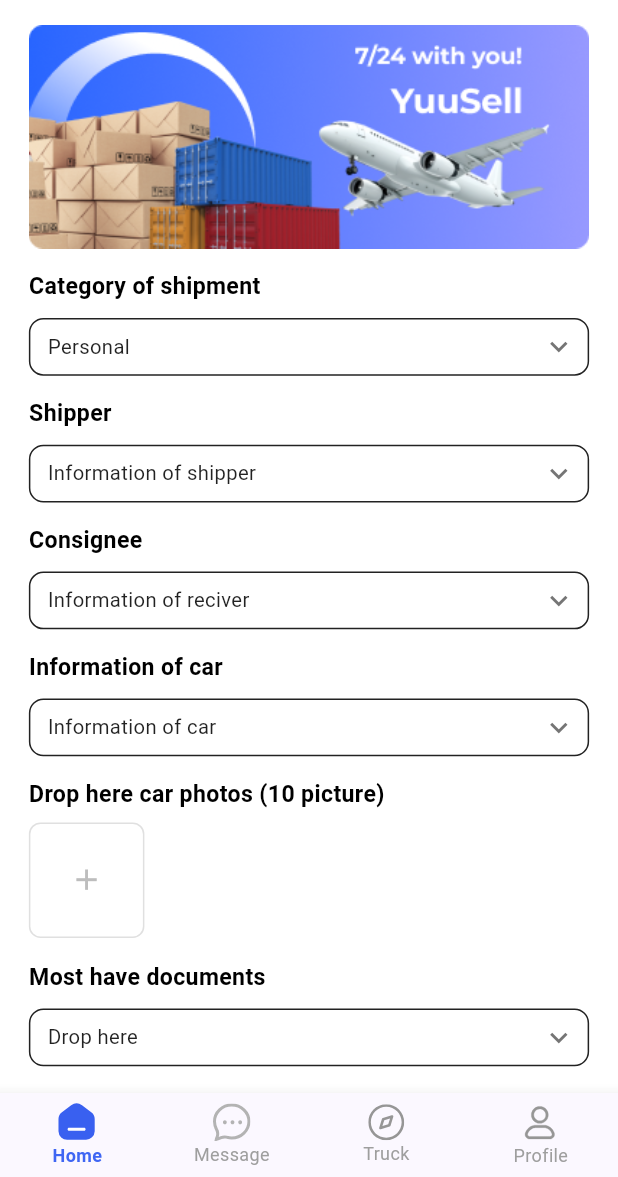
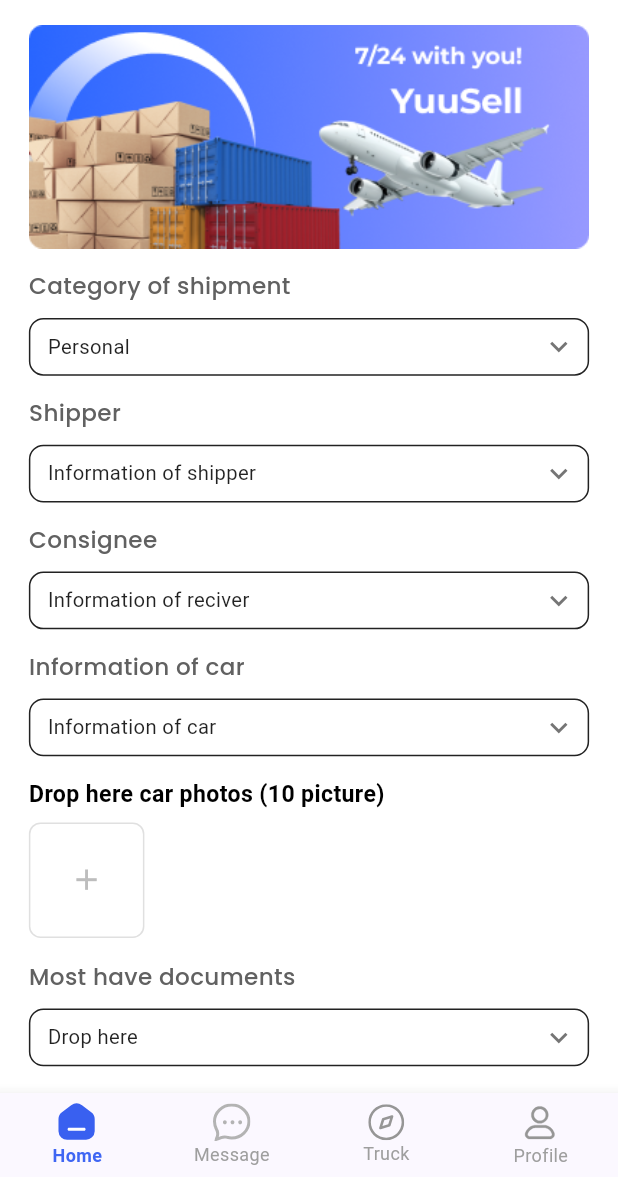
Before and after one commit to jasurbabajanow/yuu-sell-logistic, a Flutter app: the screen it shows after launch, after a tap on "TRUCK CARGO", on a phone screen of 412 x 824 dp, the part 59-1236 px from its top. Run offline on Flutter 3.47's test engine with Material 3 defaults, Android fonts, the phone set to English and light mode, and no system bars; our stand-ins replace flutter_svg, go_router, google_fonts, intl_phone_number_input, pinput, timelines_plus; network calls fail.

Commit message:
air cargo page optimized. yuu-sell payment screen file added but not completed

```diff
--- a/lib/core/theme/app_colors.dart
+++ b/lib/core/theme/app_colors.dart
@@ -8,4 +8,5 @@
   static const Color white = Color(0xffffffff);
   static const Color textFieldBorder = Color(0xffEBEBEB);
   static const Color textFieldTitle = Color(0xff696969);
+  static const Color formDataLabel = Color(0xff616161);
 }
--- a/lib/core/theme/app_font_styles.dart
+++ b/lib/core/theme/app_font_styles.dart
@@ -2,48 +2,39 @@
 import 'package:google_fonts/google_fonts.dart';
 
 class AppFontStyles {
-  static TextStyle s8w500(double ratio) => GoogleFonts.poppins(
-        fontWeight: FontWeight.w500,
-        fontSize: 8 * ratio,
-      );
+  static TextStyle s8w500(double ratio) =>
+      GoogleFonts.poppins(fontWeight: FontWeight.w500, fontSize: 8 * ratio);
 
-  static TextStyle s12w600(double ratio) => GoogleFonts.poppins(
-        fontWeight: FontWeight.w600,
-        fontSize: 12 * ratio,
-      );
+  static TextStyle s12w500(double ratio) =>
+      GoogleFonts.poppins(fontWeight: FontWeight.w500, fontSize: 12 * ratio);
 
-  static TextStyle s12w400(double ratio) => GoogleFonts.poppins(
-        fontWeight: FontWeight.w400,
-        fontSize: 12 * ratio,
-      );
+  static TextStyle s12w600(double ratio) =>
+      GoogleFonts.poppins(fontWeight: FontWeight.w600, fontSize: 12 * ratio);
 
-  static TextStyle s14w700(double ratio) => GoogleFonts.poppins(
-        fontWeight: FontWeight.w700,
-        fontSize: 14 * ratio,
-      );
+  static TextStyle s12w400(double ratio) =>
+      GoogleFonts.poppins(fontWeight: FontWeight.w400, fontSize: 12 * ratio);
 
-  static TextStyle s16w500(double ratio) => GoogleFonts.poppins(
-        fontWeight: FontWeight.w500,
-        fontSize: 16 * ratio,
-      );
+  static TextStyle s14w600(double ratio) =>
+      GoogleFonts.poppins(fontWeight: FontWeight.w600, fontSize: 14 * ratio);
 
-  static TextStyle s16w400(double ratio) => GoogleFonts.poppins(
-        fontWeight: FontWeight.w400,
-        fontSize: 16 * ratio,
-      );
+  static TextStyle s14w700(double ratio) =>
+      GoogleFonts.poppins(fontWeight: FontWeight.w700, fontSize: 14 * ratio);
 
-  static TextStyle s16w600(double ratio) => GoogleFonts.poppins(
-        fontWeight: FontWeight.w600,
-        fontSize: 16 * ratio,
-      );
+  static TextStyle s16w500(double ratio) =>
+      GoogleFonts.poppins(fontWeight: FontWeight.w500, fontSize: 16 * ratio);
 
-  static TextStyle s24w600(double ratio) => GoogleFonts.poppins(
-        fontWeight: FontWeight.w600,
-        fontSize: 24 * ratio,
-      );
+  static TextStyle s16w400(double ratio) =>
+      GoogleFonts.poppins(fontWeight: FontWeight.w400, fontSize: 16 * ratio);
 
-  static TextStyle s26w600(double ratio) => GoogleFonts.poppins(
-        fontWeight: FontWeight.w600,
-        fontSize: 26 * ratio,
-      );
+  static TextStyle s16w600(double ratio) =>
+      GoogleFonts.poppins(fontWeight: FontWeight.w600, fontSize: 16 * ratio);
+
+  static TextStyle s18w600(double ratio) =>
+      GoogleFonts.poppins(fontWeight: FontWeight.w600, fontSize: 18 * ratio);
+
+  static TextStyle s24w600(double ratio) =>
+      GoogleFonts.poppins(fontWeight: FontWeight.w600, fontSize: 24 * ratio);
+
+  static TextStyle s26w600(double ratio) =>
+      GoogleFonts.poppins(fontWeight: FontWeight.w600, fontSize: 26 * ratio);
 }
--- a/lib/presentation/screens/air_cargo/air_cargo_page.dart
+++ b/lib/presentation/screens/air_cargo/air_cargo_page.dart
@@ -4,6 +4,7 @@
 import 'package:yuu_sell/core/constants/app_sizes.dart';
 import 'package:yuu_sell/core/theme/app_colors.dart';
 import 'package:yuu_sell/presentation/screens/air_cargo/components/construction_row.dart';
+import 'package:yuu_sell/presentation/screens/home/components/discount_card.dart';
 import 'package:yuu_sell/presentation/widgets/custom_tab_bar.dart';
 import 'package:yuu_sell/presentation/widgets/delivery_type_box.dart';
 
@@ -95,6 +96,14 @@
               // Tab Bar here with 3 tabs
               CustomTabBar(tabController: _tabController, tabs: tabs),
               SizedBox(height: 16 * ratio),
+              for (int i = 0; i < 5; i++)
+                DiscountCard(
+                  title: 'Autumn Surprise: XBOX Giveaway',
+                  description:
+                      'Winner revealed Oct 1, 2025 - follow us on social media to stay tuned.',
+                  date: '18.08.2025',
+                  imageUrl: 'https://picsum.photos/100/100?random=${20 + i}',
+                ),
             ],
           ),
         ),
--- a/lib/presentation/screens/home/components/discount_card.dart
+++ b/lib/presentation/screens/home/components/discount_card.dart
@@ -1,5 +1,6 @@
 import 'package:flutter/material.dart';
 import 'package:yuu_sell/core/constants/app_sizes.dart';
+import 'package:yuu_sell/core/theme/app_font_styles.dart';
 
 class DiscountCard extends StatelessWidget {
   final String title;
@@ -39,12 +40,12 @@
             borderRadius: BorderRadius.circular(8 * ratio),
             child: Image.network(
               imageUrl,
-              width: 80 * ratio,
-              height: 80 * ratio,
+              width: 92 * ratio,
+              height: 75 * ratio,
               fit: BoxFit.cover,
               errorBuilder: (context, error, stackTrace) => Container(
-                width: 80 * ratio,
-                height: 80 * ratio,
+                width: 92 * ratio,
+                height: 75 * ratio,
                 color: Colors.grey.shade200,
                 child: const Icon(Icons.image),
               ),
@@ -56,34 +57,16 @@
             child: Column(
               crossAxisAlignment: CrossAxisAlignment.start,
               children: [
-                Text(
-                  title,
-                  style: TextStyle(
-                    fontSize: 15 * ratio,
-                    fontWeight: FontWeight.w600,
-                    color: Colors.black,
-                  ),
-                ),
+                Text(title, style: AppFontStyles.s14w600(ratio)),
                 SizedBox(height: 4 * ratio),
                 Text(
                   description,
-                  style: TextStyle(
-                    fontSize: 13 * ratio,
-                    fontWeight: FontWeight.w400,
-                    color: Colors.grey.shade600,
-                  ),
+                  style: AppFontStyles.s12w400(ratio),
                   maxLines: 2,
                   overflow: TextOverflow.ellipsis,
                 ),
                 SizedBox(height: 6 * ratio),
-                Text(
-                  date,
-                  style: TextStyle(
-                    fontSize: 12 * ratio,
-                    fontWeight: FontWeight.w400,
-                    color: Colors.grey.shade500,
-                  ),
-                ),
+                Text(date, style: AppFontStyles.s12w400(ratio)),
               ],
             ),
           ),
--- a/lib/presentation/screens/home/components/tracking_card.dart
+++ b/lib/presentation/screens/home/components/tracking_card.dart
@@ -37,20 +37,27 @@
         child: Column(
           children: [
             Padding(
-              padding: EdgeInsets.fromLTRB(22 * ratio, 12 * ratio, 22 * ratio, 0),
+              padding: EdgeInsets.fromLTRB(
+                22 * ratio,
+                12 * ratio,
+                22 * ratio,
+                0,
+              ),
               child: Row(
                 mainAxisAlignment: MainAxisAlignment.spaceBetween,
                 children: [
-                  Text(
-                    "Air-2025-00124",
-                    style: TextStyle(fontSize: 16 * ratio, fontWeight: FontWeight.w600),
-                  ),
+                  Text("Air-2025-00124", style: AppFontStyles.s16w600(ratio)),
                   Text('23.12.2024'),
                 ],
               ),
             ),
             Padding(
-              padding: EdgeInsets.fromLTRB(22 * ratio, 12 * ratio, 22 * ratio, 0),
+              padding: EdgeInsets.fromLTRB(
+                22 * ratio,
+                12 * ratio,
+                22 * ratio,
+                0,
+              ),
               child: Row(
                 mainAxisAlignment: MainAxisAlignment.spaceBetween,
                 children: [
--- a/lib/presentation/screens/home/home_page.dart
+++ b/lib/presentation/screens/home/home_page.dart
@@ -3,10 +3,12 @@
 import 'package:go_router/go_router.dart';
 import 'package:yuu_sell/core/constants/app_sizes.dart';
 import 'package:yuu_sell/core/theme/app_colors.dart';
+import 'package:yuu_sell/core/theme/app_font_styles.dart';
 import 'package:yuu_sell/presentation/screens/home/components/discount_card.dart';
 import 'package:yuu_sell/presentation/screens/home/components/search_bar_widget.dart';
 import 'package:yuu_sell/presentation/screens/home/components/service_card.dart';
 import 'package:yuu_sell/presentation/screens/home/components/tracking_card.dart';
+import 'package:yuu_sell/presentation/widgets/custom_tab_bar.dart';
 
 class HomePage extends StatefulWidget {
   const HomePage({super.key});
@@ -15,9 +17,11 @@
   State<HomePage> createState() => _HomePageState();
 }
 
-class _HomePageState extends State<HomePage> {
+class _HomePageState extends State<HomePage> with TickerProviderStateMixin {
   int selectedTabIndex = 0;
   final List<String> tabs = ['Discounts', 'Locations', 'Shopping'];
+  late final TabController _tabController;
+
   final List<Map<String, String>> services = [
     {
       'title': 'AIR CARGO',
@@ -41,6 +45,15 @@
       'pageRoute': 'seaCargo',
     },
   ];
+
+  @override
+  void initState() {
+    _tabController = TabController(length: 3, vsync: this)
+      ..addListener(() {
+        setState(() {});
+      });
+    super.initState();
+  }
 
   @override
   Widget build(BuildContext context) {
@@ -122,15 +135,7 @@
                 Column(
                   crossAxisAlignment: CrossAxisAlignment.center,
                   children: [
-                    SingleChildScrollView(
-                      scrollDirection: Axis.horizontal,
-                      child: Row(
-                        children: [
-                          for (int i = 0; i < tabs.length; i++)
-                            _buildTab(tabs[i], i, ratio),
-                        ],
-                      ),
-                    ),
+                    CustomTabBar(tabController: _tabController, tabs: tabs),
 
                     SizedBox(height: 16 * ratio),
 
@@ -138,7 +143,7 @@
                       DiscountCard(
                         title: 'Autumn Surprise: XBOX Giveaway',
                         description:
-                            'Winner revealed Oct 1, 2025 – follow us o...',
+                            'Winner revealed Oct 1, 2025 - follow us on social media to stay tuned.',
                         date: '18.08.2025',
                         imageUrl:
                             'https://picsum.photos/100/100?random=${20 + i}',
@@ -157,12 +162,10 @@
 
                 // How does it work
                 Text(
-                  'How does it work',
-                  style: TextStyle(
-                    fontSize: 18 * ratio,
-                    fontWeight: FontWeight.bold,
-                    color: AppColors.main,
-                  ),
+                  'How does it work?',
+                  style: AppFontStyles.s16w600(
+                    ratio,
+                  ).copyWith(color: AppColors.main),
                 ),
                 SizedBox(height: 16 * ratio),
                 Row(
@@ -183,20 +186,12 @@
                         children: [
                           Text(
                             'Calculate',
-                            style: TextStyle(
-                              fontSize: 16 * ratio,
-                              fontWeight: FontWeight.w600,
-                              color: Colors.black,
-                            ),
+                            style: AppFontStyles.s16w600(ratio),
                           ),
                           SizedBox(height: 4 * ratio),
                           Text(
                             'Fill out a quick online form — easy and fast.',
-                            style: TextStyle(
-                              fontSize: 14 * ratio,
-                              fontWeight: FontWeight.w400,
-                              color: Colors.grey.shade600,
-                            ),
+                            style: AppFontStyles.s12w500(ratio),
                           ),
                         ],
                       ),
@@ -211,41 +206,4 @@
       ),
     );
   }
-
-  Widget _buildTab(String title, int index, double ratio) {
-    final isSelected = selectedTabIndex == index;
-    return GestureDetector(
-      onTap: () {
-        setState(() {
-          selectedTabIndex = index;
-        });
-      },
-      child: Container(
-        width: 120 * ratio,
-        padding: EdgeInsets.symmetric(
-          horizontal: 16 * ratio,
-          vertical: 8 * ratio,
-        ),
-        margin: EdgeInsets.only(right: 8 * ratio),
-        decoration: BoxDecoration(
-          color: isSelected ? Colors.transparent : Colors.transparent,
-          border: isSelected
-              ? Border(
-                  bottom: BorderSide(color: AppColors.main, width: 2 * ratio),
-                )
-              : null,
-        ),
-        child: Center(
-          child: Text(
-            title,
-            style: TextStyle(
-              fontSize: 14 * ratio,
-              fontWeight: isSelected ? FontWeight.w600 : FontWeight.w400,
-              color: isSelected ? AppColors.main : Colors.grey.shade600,
-            ),
-          ),
-        ),
-      ),
-    );
-  }
 }
--- a/lib/presentation/widgets/custom_dropdown_jjj.dart
+++ b/lib/presentation/widgets/custom_dropdown_jjj.dart
@@ -1,6 +1,7 @@
 import 'package:flutter/material.dart';
 import 'package:yuu_sell/core/constants/app_sizes.dart';
 import 'package:yuu_sell/core/theme/app_colors.dart';
+import 'package:yuu_sell/core/theme/app_font_styles.dart';
 
 class CustomDropdown2 extends StatelessWidget {
   final String label;
@@ -26,12 +27,9 @@
       children: [
         Text(
           label,
-          style: TextStyle(
-            fontSize: 16 * ratio,
-            fontWeight: FontWeight.bold,
-            color: Colors.black,
-
-          ),
+          style: AppFontStyles.s16w500(
+            ratio,
+          ).copyWith(color: AppColors.formDataLabel),
         ),
         SizedBox(height: 10 * ratio),
         GestureDetector(
--- a/lib/presentation/widgets/custom_tab_bar.dart
+++ b/lib/presentation/widgets/custom_tab_bar.dart
@@ -37,7 +37,7 @@
             ).copyWith(color: tabController.index == 1 ? AppColors.main : null),
           ),
           Text(
-            tabs[1],
+            tabs[2],
             style: AppFontStyles.s14w700(
               ratio,
             ).copyWith(color: tabController.index == 2 ? AppColors.main : null),
--- /dev/null
+++ b/lib/presentation/widgets/yuu_sell_payment.dart
@@ -0,0 +1,17 @@
+import 'package:flutter/material.dart';
+import 'package:yuu_sell/core/constants/app_sizes.dart';
+import 'package:yuu_sell/core/theme/app_font_styles.dart';
+
+class YuuSellPayment extends StatelessWidget {
+  const YuuSellPayment({super.key});
+
+  @override
+  Widget build(BuildContext context) {
+    final ratio = AppSizes.ratio(context);
+    return Scaffold(
+      appBar: AppBar(
+        title: Text('Yuusell payment', style: AppFontStyles.s18w600(ratio)),
+      ),
+    );
+  }
+}
```
